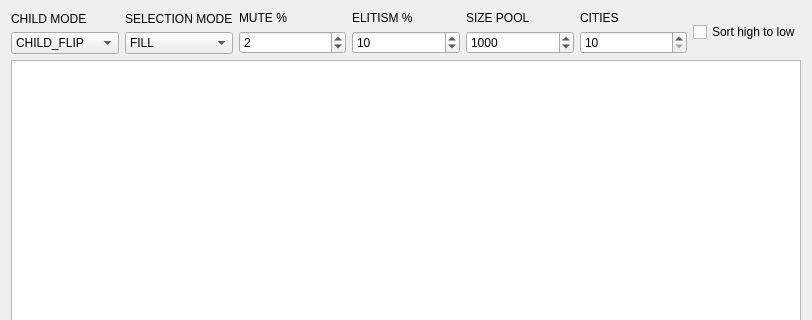
This is gui.ui in ibarbech/GeneticAlgorithmLibraryPython as Qt 5 draws it before an edit; both pictures show x 0 to 812 and y 0 to 320 of the 812 by 537 pixel window. The edited form follows.
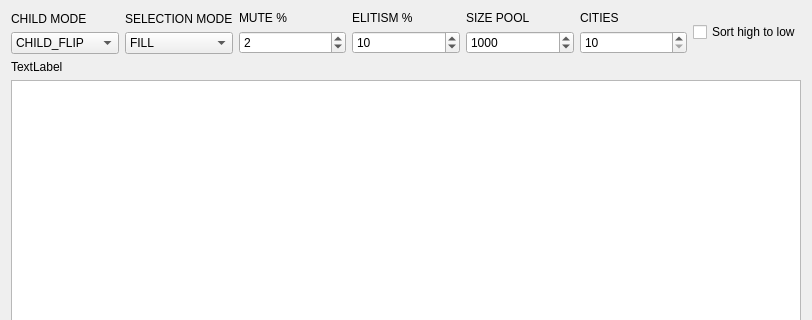
This is the edited form.

What changed in the file:
```diff
--- a/gui.ui
+++ b/gui.ui
@@ -182,6 +182,13 @@
      </item>
     </layout>
    </item>
+   <item>
+    <widget class="QLabel" name="dist">
+     <property name="text">
+      <string>TextLabel</string>
+     </property>
+    </widget>
+   </item>
    <item>
     <widget class="QGraphicsView" name="graphicsView"/>
    </item>
```
